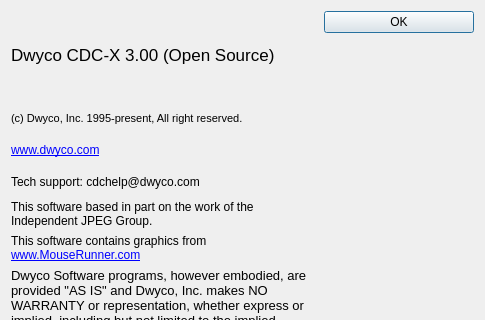
Qt form cdcx/about.ui (blindchimp/dwyco) before a commit; both pictures show x 0 to 485 and y 0 to 320 of the 485 by 459 pixel window.
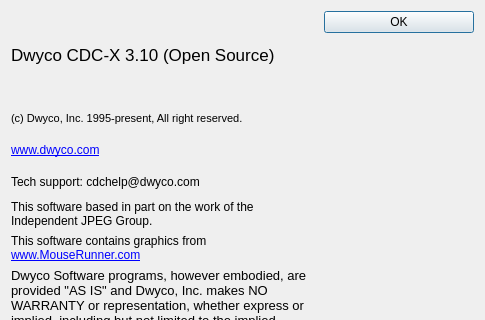
The same form after that commit. Icons and pictures are not drawn.

The edit to the form file:
```diff
--- a/cdcx/about.ui
+++ b/cdcx/about.ui
@@ -36,8 +36,9 @@
         <string>&lt;!DOCTYPE HTML PUBLIC &quot;-//W3C//DTD HTML 4.0//EN&quot; &quot;http://www.w3.org/TR/REC-html40/strict.dtd&quot;&gt;
 &lt;html&gt;&lt;head&gt;&lt;meta name=&quot;qrichtext&quot; content=&quot;1&quot; /&gt;&lt;meta charset=&quot;utf-8&quot; /&gt;&lt;style type=&quot;text/css&quot;&gt;
 p, li { white-space: pre-wrap; }
+hr { height: 1px; border-width: 0; }
 &lt;/style&gt;&lt;/head&gt;&lt;body style=&quot; font-family:'.AppleSystemUIFont'; font-size:13pt; font-weight:400; font-style:normal;&quot;&gt;
-&lt;p style=&quot; margin-top:0px; margin-bottom:0px; margin-left:0px; margin-right:0px; -qt-block-indent:0; text-indent:0px;&quot;&gt;&lt;span style=&quot; font-family:'Sans Serif';&quot;&gt;Dwyco CDC-X 3.00 (Open Source)&lt;/span&gt;&lt;/p&gt;&lt;/body&gt;&lt;/html&gt;</string>
+&lt;p style=&quot; margin-top:0px; margin-bottom:0px; margin-left:0px; margin-right:0px; -qt-block-indent:0; text-indent:0px;&quot;&gt;&lt;span style=&quot; font-family:'Sans Serif';&quot;&gt;Dwyco CDC-X 3.10 (Open Source)&lt;/span&gt;&lt;/p&gt;&lt;/body&gt;&lt;/html&gt;</string>
        </property>
       </widget>
      </item>
```
